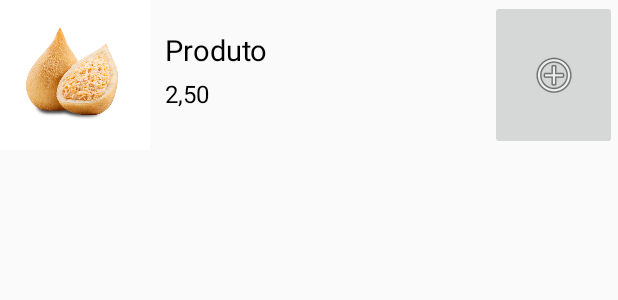
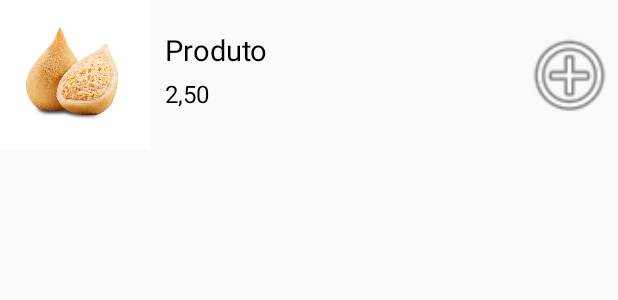
Before and after one commit to andrelrodrigues/PedeLanche, an Android app: the layout item_menu.xml on its own in the app's theme, with its tools: preview values and no code run, on a phone screen of 412 x 824 dp. Shown: the top 300 px of the screen. Run offline under Robolectric (Android 15) with nearby library versions, the phone set to English and light mode, and no system bars.

Commit message:
Alterado ImagemButton para ImageView no Layout Item_menu Criado função caixaAlerta na Classe Manu, para perguntar se usuário quer finalizar pedido ou adicionar mais itens para compra. Implementado setOnItemclickListener na classe Menu para pegar produtos selecionados pelo usuário adicionar ao ArrayList produtoPedido

```diff
--- a/app/src/main/res/layout/item_menu.xml
+++ b/app/src/main/res/layout/item_menu.xml
@@ -11,6 +11,9 @@
         android:layout_height="100dp"
         android:scaleType="centerInside"
         android:src="@drawable/salgado1"
+        android:focusableInTouchMode="false"
+        android:clickable="false"
+        android:focusable="false"
         />
 
     <LinearLayout
@@ -27,7 +30,10 @@
             android:layout_marginTop="10dp"
             android:text="Produto"
             android:textSize="19dp"
-            android:textColor="@android:color/black"/>
+            android:textColor="@android:color/black"
+            android:focusableInTouchMode="false"
+            android:clickable="false"
+            android:focusable="false"/>
 
         <TextView
             android:id="@+id/item_valor"
@@ -36,15 +42,19 @@
             android:layout_marginTop="5dp"
             android:text="2,50"
             android:textSize="16dp"
-            android:textColor="@android:color/black"/>/
+            android:textColor="@android:color/black"
+            android:focusableInTouchMode="false"
+            android:clickable="false"
+            android:focusable="false"/>/
 
     </LinearLayout>
 
-    <ImageButton
+    <ImageView
         android:id="@+id/imageButton2"
         android:layout_width="wrap_content"
         android:layout_height="match_parent"
         android:layout_weight="1.01"
-        app:srcCompat="@android:drawable/ic_menu_add" />
+        app:srcCompat="@android:drawable/ic_menu_add"
+        />
 
 </LinearLayout>
```
Also changed, not shown: app/src/main/java/com/example/laboratorio/pedelanche/Menu.java (+58 -2 lines), app/src/main/java/com/example/laboratorio/pedelanche/Pedido.java (+19 -0 lines).
